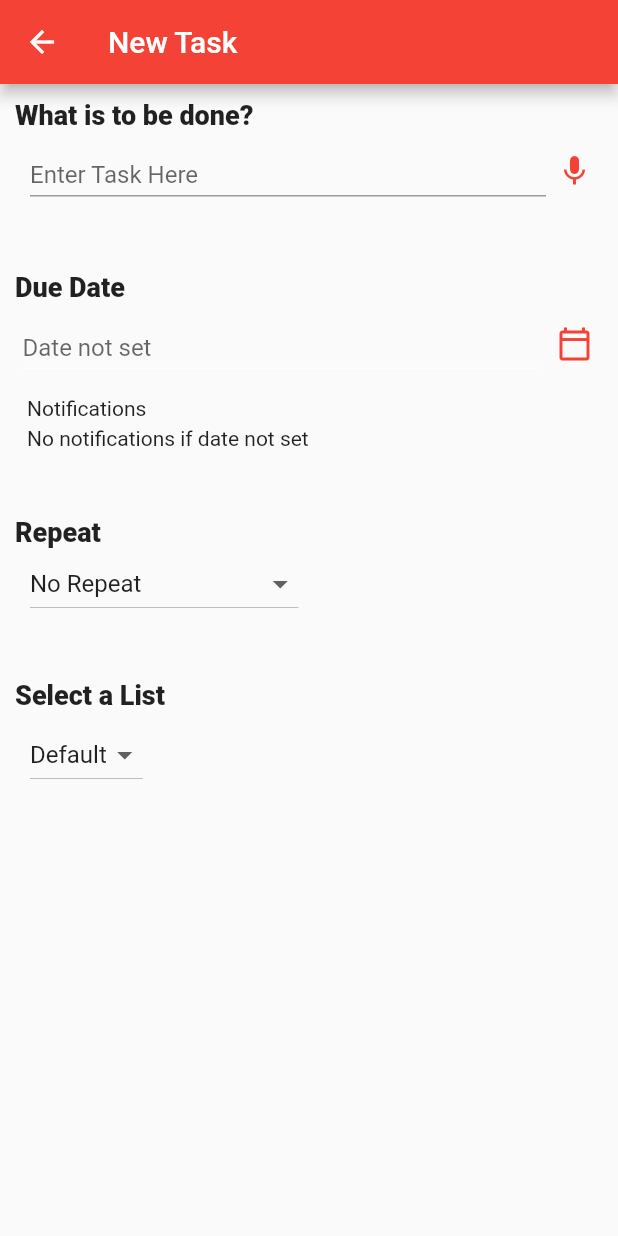
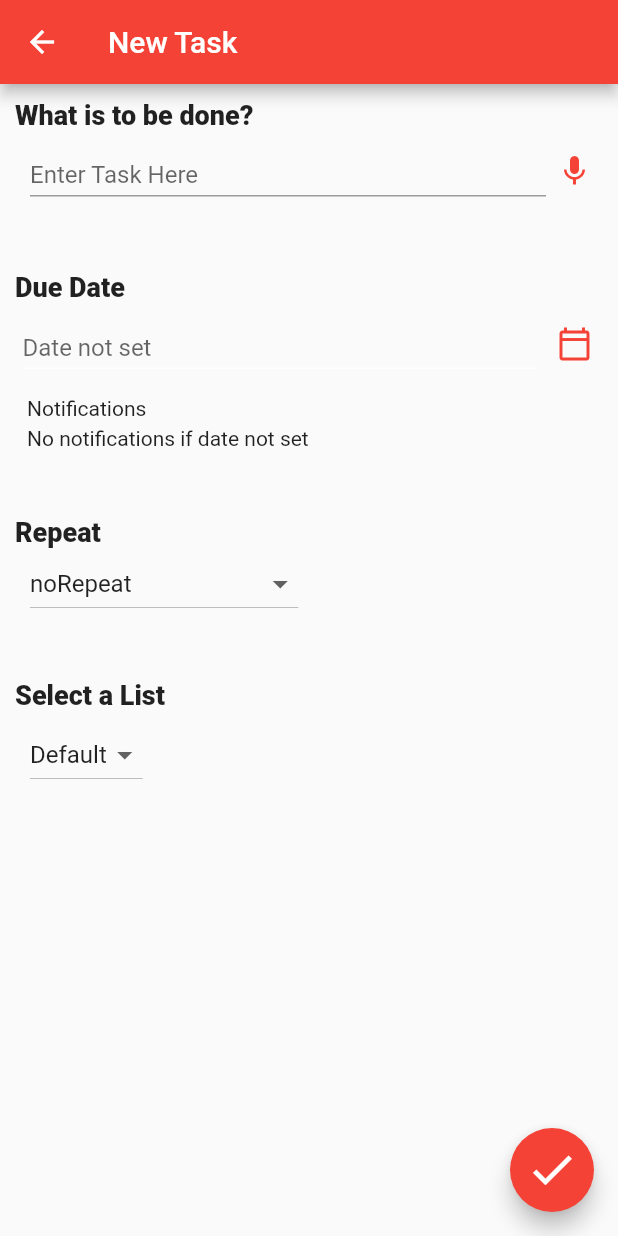
Before and after one commit to akshitkumarsharma/TodoApp, a Flutter app: the screen it shows after launch, after a tap on the "add" icon, on a phone screen of 412 x 824 dp. Run offline on Flutter 3.47's test engine with Material 2 defaults, Android fonts, the phone set to English and light mode, and no system bars; our stand-ins replace sqflite; accounts and stored records are empty.

Commit message:
Implement functionality to add task to DB

```diff
--- a/lib/main.dart
+++ b/lib/main.dart
@@ -1,8 +1,11 @@
 import 'package:flutter/material.dart';
-import 'package:todo_app/screens/routing.dart';
+import 'package:todo_app/screens/routing.dart' as routing;
 import 'screens/new_task_screen.dart';
+import 'sqlite.dart';
 
 void main() {
+  WidgetsFlutterBinding.ensureInitialized();
+  SqliteDB.initDb();
   runApp(const MyApp());
 }
 
@@ -26,11 +29,12 @@ class MyApp extends StatelessWidget {
         // is not restarted.
         primarySwatch: Colors.red,
       ),
-      home: const MyHomePage(title: 'Flutter Demo Home Page'),
+      initialRoute: routing.homeScreenID,
       routes: {
-        newTaskScreenID: (context) {
-          return const NewTaskScreen();
-        }
+        routing.newTaskScreenID: (context) => const NewTaskScreen(),
+        routing.homeScreenID: (context) => const MyHomePage(
+              title: '',
+            ),
       },
     );
   }
@@ -66,7 +70,7 @@ class _MyHomePageState extends State<MyHomePage> {
     return Scaffold(
       floatingActionButton: FloatingActionButton(
         onPressed: () {
-          Navigator.pushNamed(context, newTaskScreenID);
+          Navigator.pushNamed(context, routing.newTaskScreenID);
         },
         child: const Icon(
           Icons.add,
--- a/lib/screens/new_task_screen.dart
+++ b/lib/screens/new_task_screen.dart
@@ -2,6 +2,8 @@ import 'package:flutter/foundation.dart';
 import "package:flutter/material.dart";
 import 'package:intl/intl.dart';
 import 'package:todo_app/task.dart';
+import 'package:todo_app/sqlite.dart';
+import 'routing.dart' as routing;
 
 class NewTaskScreen extends StatefulWidget {
   const NewTaskScreen({Key? key}) : super(key: key);
@@ -20,7 +22,7 @@ class _NewTaskScreenState extends State<NewTaskScreen> {
       deadlineTime: null);
   TextEditingController dateController = TextEditingController();
   TextEditingController timeController = TextEditingController();
-  RepeatCycle? chosenRepeatCycle = null;
+  RepeatCycle? chosenRepeatCycle;
   RepeatFrequency repeatFrequency =
       RepeatFrequency(num: 2, tenure: Tenure.days);
 
@@ -65,9 +67,42 @@ class _NewTaskScreenState extends State<NewTaskScreen> {
     return dropdownMenuItems;
   }
 
+  void saveNewTask() async {
+    Map<String, dynamic> taskAsMap = {
+      "taskListID": task.taskListID,
+      "parentTaskID": null,
+      "taskName": task.taskName,
+      "deadlineDate": task.deadlineDate == null
+          ? null
+          : task.deadlineDate!.millisecondsSinceEpoch,
+      "deadlineTime": task.deadlineTime == null
+          ? null
+          : intFromTimeOfDay(task.deadlineTime!),
+      "isFinished": 0,
+      "isRepeating": 0,
+    };
+    int? taskId = await SqliteDB.insertTask(taskAsMap);
+    if (taskId == null) {
+      print("failed");
+    } else {
+      print("success");
+      Navigator.pushNamedAndRemoveUntil(
+          context, routing.homeScreenID, (route) => false);
+    }
+  }
+
   @override
   Widget build(BuildContext context) {
     return Scaffold(
+      floatingActionButton: FloatingActionButton(
+        child: Icon(
+          Icons.check,
+          size: 35,
+        ),
+        onPressed: () {
+          saveNewTask();
+        },
+      ),
       appBar: AppBar(
         title: Text("New Task"),
       ),
@@ -194,9 +229,9 @@ class _NewTaskScreenState extends State<NewTaskScreen> {
                     List<DropdownMenuItem<dynamic>> items = [];
                     items.add(const DropdownMenuItem<dynamic>(
                       child: Text(
-                        "No Repeat",
+                        "noRepeat",
                       ),
-                      value: "No Repeat",
+                      value: "noRepeat",
                     ));
                     for (var value in RepeatCycle.values) {
                       items.add(DropdownMenuItem<dynamic>(
@@ -207,13 +242,13 @@ class _NewTaskScreenState extends State<NewTaskScreen> {
                       ));
                     }
 
-                    //values.add("No Repeat");
+                    //values.add("noRepeat");
                     return (items);
                   }(),
-                  value: chosenRepeatCycle ?? "No Repeat",
+                  value: chosenRepeatCycle ?? "noRepeat",
                   onChanged: (dynamic chosenValue) {
                     if (chosenValue != null) {
-                      if (chosenValue == "No Repeat")
+                      if (chosenValue == "noRepeat")
                         chosenRepeatCycle = null;
                       else
                         chosenRepeatCycle = chosenValue;
--- a/lib/screens/routing.dart
+++ b/lib/screens/routing.dart
@@ -1 +1,2 @@
-const String newTaskScreenID = "newTaskScreen";
+const String newTaskScreenID = "NewTaskScreen";
+const String homeScreenID = "HomeScreen";
--- /dev/null
+++ b/lib/sqlite.dart
@@ -0,0 +1,52 @@
+import "package:path/path.dart";
+import 'package:sqflite/sqflite.dart';
+import 'task.dart';
+
+class SqliteDB {
+  SqliteDB.internal();
+  static Database? _db;
+  static Future<Database> get db async {
+    if (_db != null) {
+      return _db!;
+    }
+    _db = await initDb();
+    return _db!;
+  }
+
+  /// Initialize DB
+  static initDb() async {
+    String folderPath = await getDatabasesPath();
+    String path = join(folderPath, "todo.db");
+    var taskDb = await openDatabase(
+      path,
+      version: 3,
+      onCreate: (Database db, int t) async {
+        await db.execute(
+            'CREATE TABLE TASK (taskId INTEGER PRIMARY KEY, taskListID INTEGER, parentTaskID INTEGER, taskName TEXT, deadlineDate INTEGER, deadlineTime INTEGER, isFinished INTEGER, isRepeating INTEGER)');
+      },
+    );
+    _db = taskDb;
+    return taskDb;
+  }
+
+  /// Count number of tables in DB
+  static Future<int?> insertTask(Map<String, dynamic> taskData) async {
+    var dbClient = await db;
+    int id = await dbClient.insert("TASK", taskData);
+    if (id != 0) {
+      return (id);
+    } else {
+      return (null);
+    }
+  }
+
+  static Future<List<Task>?> getAllTasks() async {
+    var dbClient = await db;
+    List<Map<String, dynamic>> taskListFromDB = await dbClient.query("TASK");
+    for (var map in taskListFromDB) {
+      print(map);
+    }
+    /*var taskListInMemory = taskListFromDB.map((t) => Task.fromMap(t)).toList();
+    return (taskListInMemory);*/
+  }
+}
```
Also changed, not shown: lib/task.dart (+11 -0 lines).
